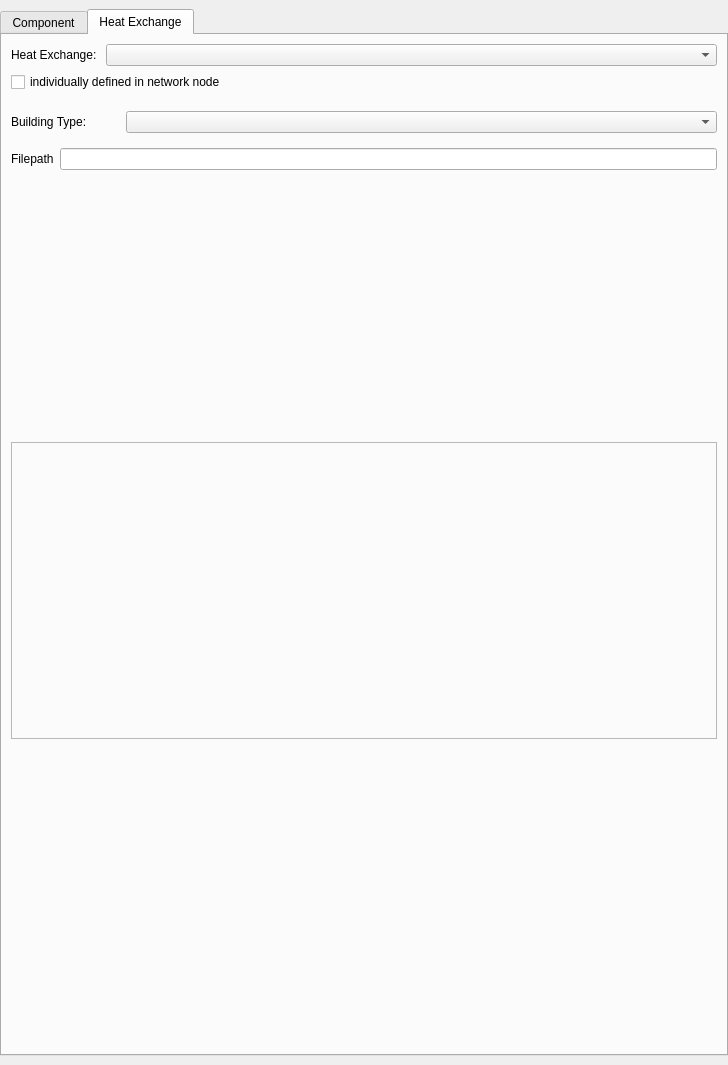
Brockaaa/SIM-VICUS, file SIM-VICUS/src/SVNetworkComponentEditWidget.ui: the form before one commit.
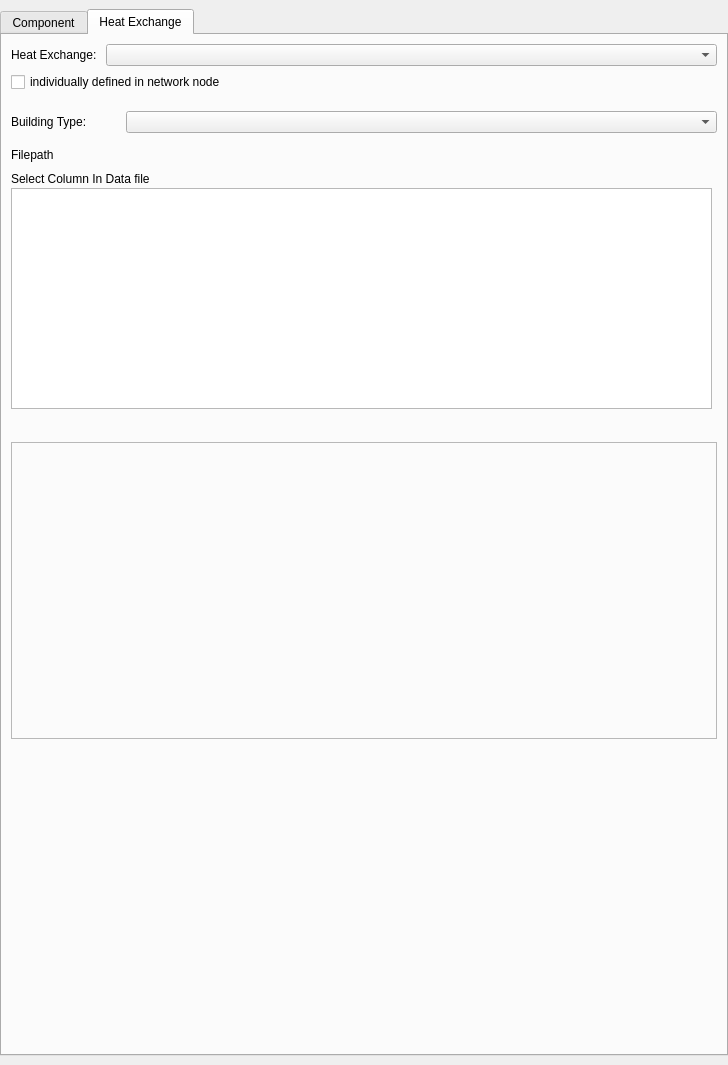
The form after the commit. The open tabs and pages were chosen to show the change. Icons and pictures are not drawn. Custom widgets are drawn as their Qt base class.

Commit message: SVNetworkComponentEditWidget: now loads and draws user defined values

```diff
--- a/SIM-VICUS/src/SVNetworkComponentEditWidget.ui
+++ b/SIM-VICUS/src/SVNetworkComponentEditWidget.ui
@@ -1039,7 +1039,7 @@
                  </layout>
                 </widget>
                 <widget class="QWidget" name="page_2">
-                 <layout class="QVBoxLayout" name="verticalLayout_9">
+                 <layout class="QVBoxLayout" name="verticalLayout_9" stretch="0,1">
                   <property name="leftMargin">
                    <number>0</number>
                   </property>
@@ -1050,28 +1050,67 @@
                    <layout class="QHBoxLayout" name="horizontalLayoutFilePath">
                     <item>
                      <widget class="QLabel" name="labelFilePath">
+                      <property name="sizePolicy">
+                       <sizepolicy hsizetype="Preferred" vsizetype="Fixed">
+                        <horstretch>0</horstretch>
+                        <verstretch>0</verstretch>
+                       </sizepolicy>
+                      </property>
+                      <property name="maximumSize">
+                       <size>
+                        <width>16777215</width>
+                        <height>24</height>
+                       </size>
+                      </property>
                       <property name="text">
                        <string>Filepath</string>
                       </property>
                      </widget>
                     </item>
                     <item>
-                     <widget class="QLineEdit" name="lineEditFilePath"/>
+                     <widget class="QtExt::BrowseFilenameWidget" name="filepathDataFile" native="true">
+                      <property name="sizePolicy">
+                       <sizepolicy hsizetype="Preferred" vsizetype="Fixed">
+                        <horstretch>0</horstretch>
+                        <verstretch>0</verstretch>
+                       </sizepolicy>
+                      </property>
+                      <property name="maximumSize">
+                       <size>
+                        <width>16777215</width>
+                        <height>24</height>
+                       </size>
+                      </property>
+                     </widget>
                     </item>
                    </layout>
                   </item>
                   <item>
-                   <spacer name="verticalSpacerFilePath">
-                    <property name="orientation">
-                     <enum>Qt::Vertical</enum>
-                    </property>
-                    <property name="sizeHint" stdset="0">
-                     <size>
-                      <width>20</width>
-                      <height>231</height>
-                     </size>
-                    </property>
-                   </spacer>
+                   <widget class="QWidget" name="widgetHeatLossSplineSelectColumn" native="true">
+                    <widget class="QLabel" name="labelHeatLossSplineSelectColumn">
+                     <property name="geometry">
+                      <rect>
+                       <x>0</x>
+                       <y>0</y>
+                       <width>701</width>
+                       <height>21</height>
+                      </rect>
+                     </property>
+                     <property name="text">
+                      <string>Select Column In Data file</string>
+                     </property>
+                    </widget>
+                    <widget class="QListWidget" name="listWidgetHeatLossSplineSelectColumn">
+                     <property name="geometry">
+                      <rect>
+                       <x>0</x>
+                       <y>20</y>
+                       <width>701</width>
+                       <height>221</height>
+                      </rect>
+                     </property>
+                    </widget>
+                   </widget>
                   </item>
                  </layout>
                 </widget>
@@ -1262,9 +1301,9 @@
  </widget>
  <customwidgets>
   <customwidget>
-   <class>QwtPlot</class>
-   <extends>QFrame</extends>
-   <header>qwt_plot.h</header>
+   <class>QtExt::BrowseFilenameWidget</class>
+   <extends>QWidget</extends>
+   <header>QtExt_BrowseFilenameWidget.h</header>
    <container>1</container>
   </customwidget>
   <customwidget>
@@ -1275,6 +1314,12 @@
     <signal>editingFinishedSuccessfully()</signal>
    </slots>
   </customwidget>
+  <customwidget>
+   <class>QwtPlot</class>
+   <extends>QFrame</extends>
+   <header>qwt_plot.h</header>
+   <container>1</container>
+  </customwidget>
  </customwidgets>
  <resources>
   <include location="../resources/SIM-VICUS.qrc"/>
```
Left out of the diff: 3 changed lines with no effect on the pictures. The commit also changes 2 other files.
